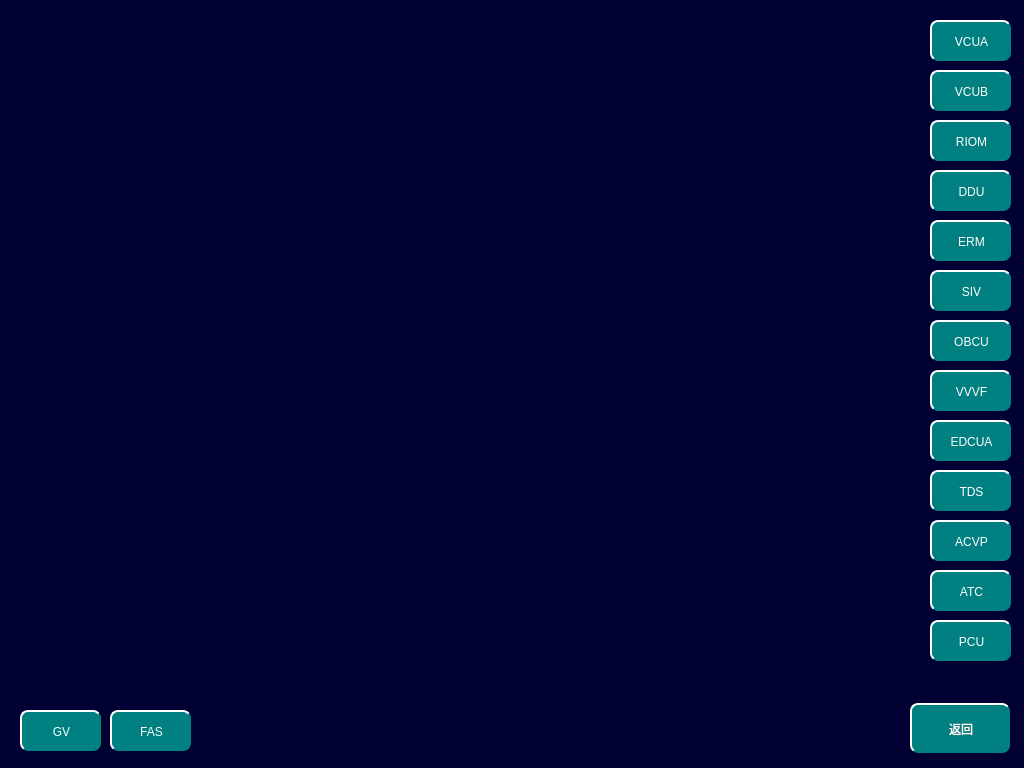
Above: maintainceallportspage.ui from 994656234/HHL before the change. Below: the same form after it.
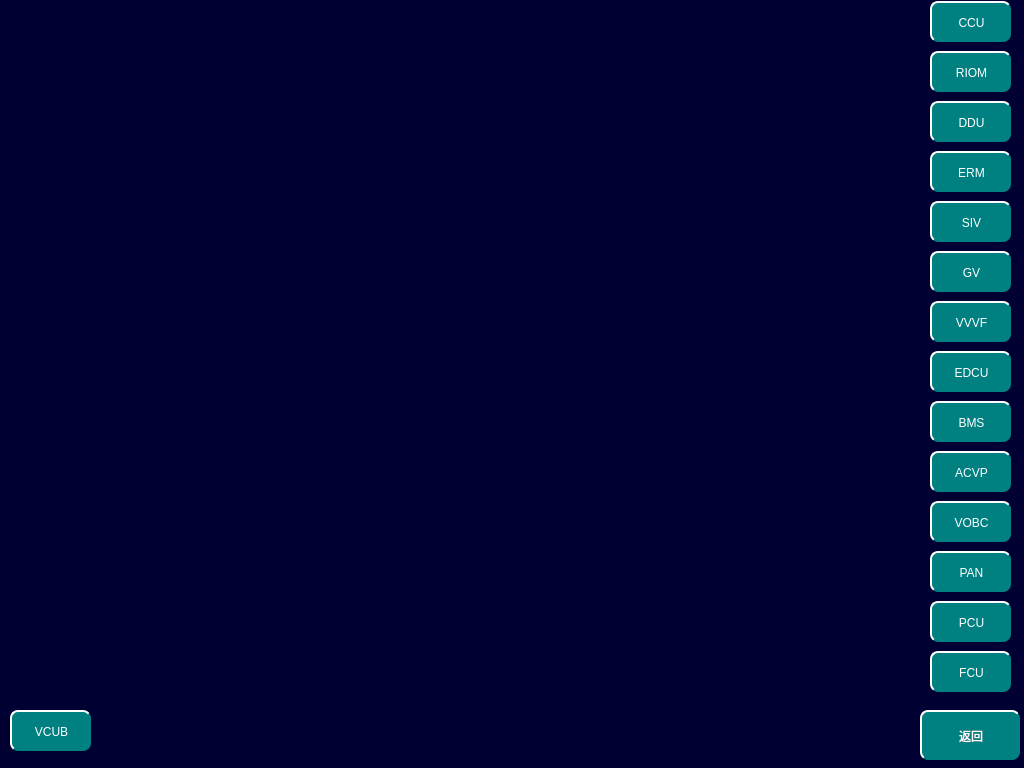
That is the form after the change.

```diff
--- a/maintainceallportspage.ui
+++ b/maintainceallportspage.ui
@@ -33,7 +33,7 @@
    <property name="geometry">
     <rect>
      <x>930</x>
-     <y>170</y>
+     <y>101</y>
      <width>81</width>
      <height>41</height>
     </rect>
@@ -52,7 +52,7 @@
    <property name="geometry">
     <rect>
      <x>930</x>
-     <y>220</y>
+     <y>151</y>
      <width>81</width>
      <height>41</height>
     </rect>
@@ -71,7 +71,7 @@
    <property name="geometry">
     <rect>
      <x>930</x>
-     <y>370</y>
+     <y>301</y>
      <width>81</width>
      <height>41</height>
     </rect>
@@ -89,8 +89,8 @@
   <widget class="QPushButton" name="BTN_Return">
    <property name="geometry">
     <rect>
-     <x>910</x>
-     <y>703</y>
+     <x>920</x>
+     <y>710</y>
      <width>100</width>
      <height>50</height>
     </rect>
@@ -109,7 +109,7 @@
    <property name="geometry">
     <rect>
      <x>930</x>
-     <y>120</y>
+     <y>51</y>
      <width>81</width>
      <height>41</height>
     </rect>
@@ -128,7 +128,7 @@
    <property name="geometry">
     <rect>
      <x>930</x>
-     <y>270</y>
+     <y>201</y>
      <width>81</width>
      <height>41</height>
     </rect>
@@ -147,7 +147,7 @@
    <property name="geometry">
     <rect>
      <x>930</x>
-     <y>520</y>
+     <y>451</y>
      <width>81</width>
      <height>41</height>
     </rect>
@@ -166,7 +166,7 @@
    <property name="geometry">
     <rect>
      <x>930</x>
-     <y>570</y>
+     <y>501</y>
      <width>81</width>
      <height>41</height>
     </rect>
@@ -178,14 +178,14 @@
     <string notr="true"/>
    </property>
    <property name="text">
-    <string>ATC</string>
+    <string>VOBC</string>
    </property>
   </widget>
   <widget class="QPushButton" name="BTN_VCUA">
    <property name="geometry">
     <rect>
      <x>930</x>
-     <y>20</y>
+     <y>1</y>
      <width>81</width>
      <height>41</height>
     </rect>
@@ -197,14 +197,14 @@
     <string notr="true"/>
    </property>
    <property name="text">
-    <string>VCUA</string>
+    <string>CCU</string>
    </property>
   </widget>
   <widget class="QPushButton" name="BTN_EDCUA">
    <property name="geometry">
     <rect>
      <x>930</x>
-     <y>420</y>
+     <y>351</y>
      <width>81</width>
      <height>41</height>
     </rect>
@@ -216,33 +216,14 @@
     <string notr="true"/>
    </property>
    <property name="text">
-    <string>EDCUA</string>
+    <string>EDCU</string>
    </property>
   </widget>
   <widget class="QPushButton" name="BTN_BCE">
    <property name="geometry">
     <rect>
      <x>930</x>
-     <y>320</y>
-     <width>81</width>
-     <height>41</height>
-    </rect>
-   </property>
-   <property name="focusPolicy">
-    <enum>Qt::NoFocus</enum>
-   </property>
-   <property name="styleSheet">
-    <string notr="true"/>
-   </property>
-   <property name="text">
-    <string>OBCU</string>
-   </property>
-  </widget>
-  <widget class="QPushButton" name="BTN_PIS">
-   <property name="geometry">
-    <rect>
-     <x>20</x>
-     <y>710</y>
+     <y>251</y>
      <width>81</width>
      <height>41</height>
     </rect>
@@ -257,11 +238,30 @@
     <string>GV</string>
    </property>
   </widget>
+  <widget class="QPushButton" name="BTN_PIS">
+   <property name="geometry">
+    <rect>
+     <x>930</x>
+     <y>601</y>
+     <width>81</width>
+     <height>41</height>
+    </rect>
+   </property>
+   <property name="focusPolicy">
+    <enum>Qt::NoFocus</enum>
+   </property>
+   <property name="styleSheet">
+    <string notr="true"/>
+   </property>
+   <property name="text">
+    <string>PCU</string>
+   </property>
+  </widget>
   <widget class="QPushButton" name="BTN_TDS">
    <property name="geometry">
     <rect>
      <x>930</x>
-     <y>470</y>
+     <y>401</y>
      <width>81</width>
      <height>41</height>
     </rect>
@@ -273,14 +273,14 @@
     <string notr="true"/>
    </property>
    <property name="text">
-    <string>TDS</string>
+    <string>BMS</string>
    </property>
   </widget>
   <widget class="QPushButton" name="BTN_VCUB">
    <property name="geometry">
     <rect>
-     <x>930</x>
-     <y>70</y>
+     <x>10</x>
+     <y>710</y>
      <width>81</width>
      <height>41</height>
     </rect>
@@ -298,8 +298,8 @@
   <widget class="QPushButton" name="BTN_FAS">
    <property name="geometry">
     <rect>
-     <x>110</x>
-     <y>710</y>
+     <x>930</x>
+     <y>651</y>
      <width>81</width>
      <height>41</height>
     </rect>
@@ -311,14 +311,14 @@
     <string notr="true"/>
    </property>
    <property name="text">
-    <string>FAS</string>
+    <string>FCU</string>
    </property>
   </widget>
   <widget class="QPushButton" name="BTN_PCU">
    <property name="geometry">
     <rect>
      <x>930</x>
-     <y>620</y>
+     <y>551</y>
      <width>81</width>
      <height>41</height>
     </rect>
@@ -330,7 +330,7 @@
     <string notr="true"/>
    </property>
    <property name="text">
-    <string>PCU</string>
+    <string>PAN</string>
    </property>
   </widget>
  </widget>
```
